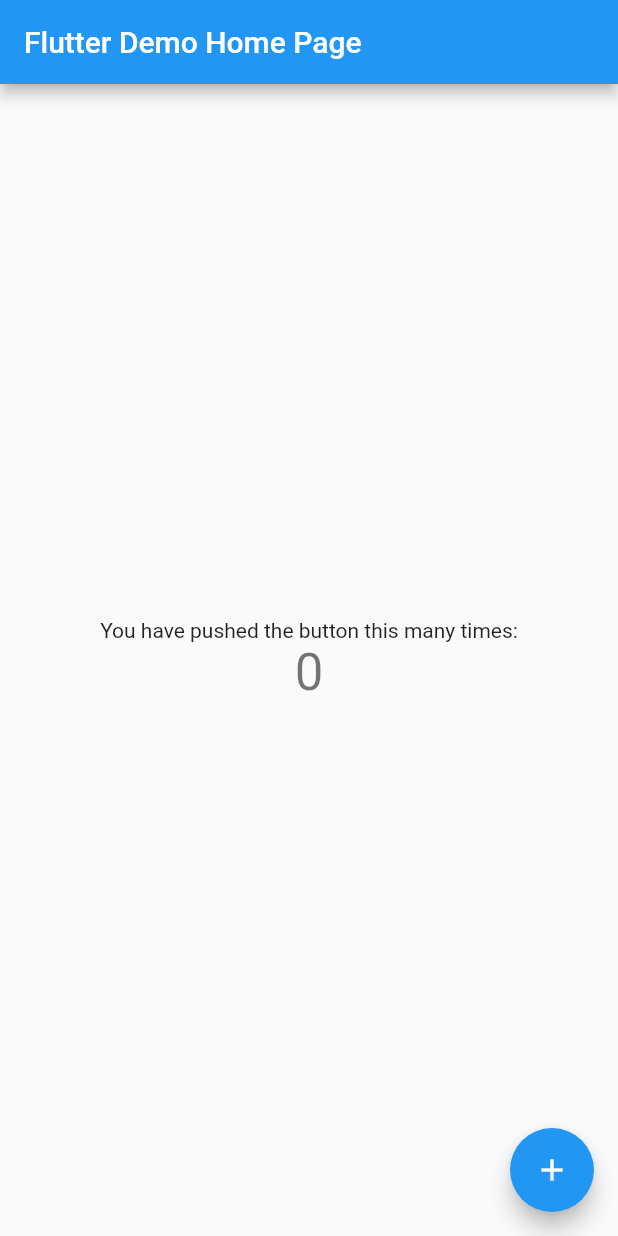
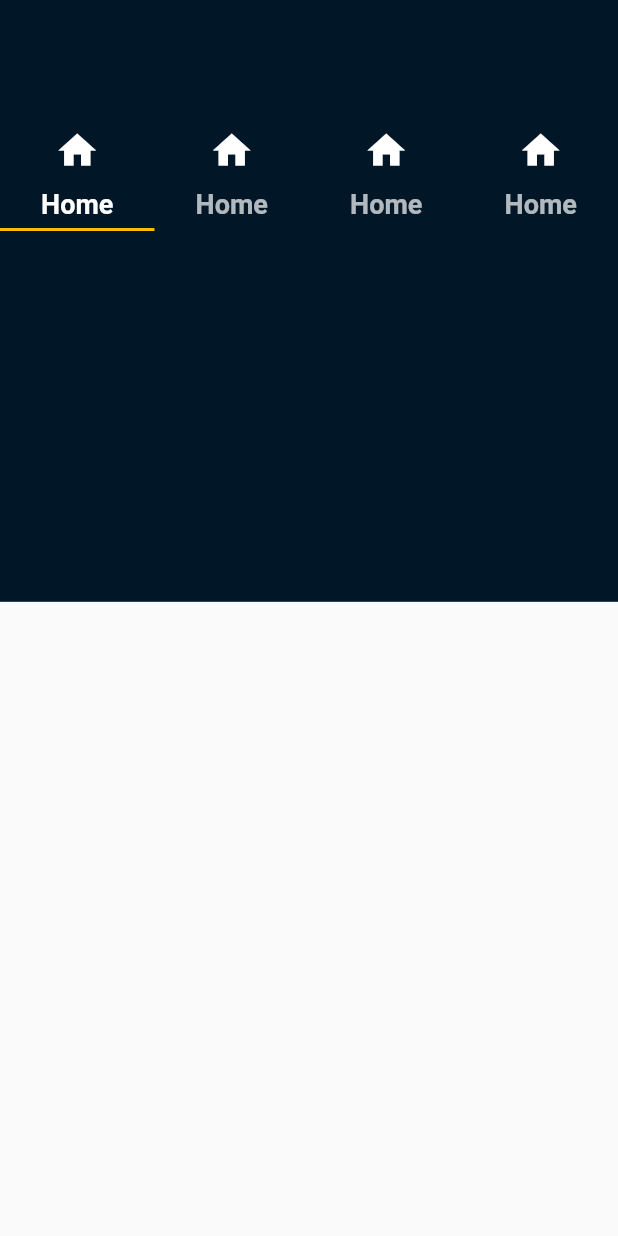
Before and after one commit to arifgea08/playme, a Flutter app: the screen it shows after launch, on a phone screen of 412 x 824 dp. Run offline on Flutter 3.47's test engine with Material 2 defaults, Android fonts, the phone set to English and light mode, and no system bars.

Commit message:
home page

```diff
--- /dev/null
+++ b/lib/homePage.dart
@@ -0,0 +1,56 @@
+import 'package:flutter/material.dart';
+import 'package:playme/ui/cons.dart';
+import 'package:playme/ui/homeScreen.dart';
+
+class HomePage extends StatefulWidget {
+  @override
+  _HomePageState createState() => _HomePageState();
+}
+
+class _HomePageState extends State<HomePage> {
+  @override
+  Widget build(BuildContext context) {
+    return Scaffold(
+      appBar: AppBar(
+          toolbarHeight: 80,
+          elevation: 0,
+          backgroundColor: Color(0xFF011627),
+          bottom: TabBar(
+            tabs: [
+              Tab(
+                icon: Icon(Icons.home, size: 30.0, color: texticonColor),
+                child:
+                    Text('Home', style: TextStyle(fontWeight: FontWeight.bold, fontSize: 18)),
+              ),
+
+              Tab(
+                icon: Icon(Icons.home, size: 30.0, color: texticonColor),
+                child:
+                    Text('Home', style: TextStyle(fontWeight: FontWeight.bold, fontSize: 18)),
+              ),
+
+              Tab(
+                icon: Icon(Icons.home, size: 30.0, color: texticonColor),
+                child:
+                    Text('Home', style: TextStyle(fontWeight: FontWeight.bold, fontSize: 18)),
+              ),
+
+              Tab(
+                icon: Icon(Icons.home, size: 30.0, color: texticonColor),
+                child:
+                    Text('Home', style: TextStyle(fontWeight: FontWeight.bold, fontSize: 18)),
+              ),
+            ],
+            indicatorColor: lineColor,
+          )),
+      body: TabBarView(
+        children: [
+          HomeScreen(),
+          Center(child: Text('myPage')),
+          Center(child: Text('myPage')),
+          Center(child: Text('myPage')),
+        ],
+      ),
+    );
+  }
+}
--- a/lib/main.dart
+++ b/lib/main.dart
@@ -1,117 +1,21 @@
 import 'package:flutter/material.dart';
+import 'package:playme/homePage.dart';
 
 void main() {
   runApp(MyApp());
 }
 
-class MyApp extends StatelessWidget {
-  // This widget is the root of your application.
+class MyApp extends StatefulWidget {
+  @override
+  _MyAppState createState() => _MyAppState();
+}
+
+class _MyAppState extends State<MyApp> {
   @override
   Widget build(BuildContext context) {
     return MaterialApp(
-      title: 'Flutter Demo',
-      theme: ThemeData(
-        // This is the theme of your application.
-        //
-        // Try running your application with "flutter run". You'll see the
-        // application has a blue toolbar. Then, without quitting the app, try
-        // changing the primarySwatch below to Colors.green and then invoke
-        // "hot reload" (press "r" in the console where you ran "flutter run",
-        // or simply save your changes to "hot reload" in a Flutter IDE).
-        // Notice that the counter didn't reset back to zero; the application
-        // is not restarted.
-        primarySwatch: Colors.blue,
-        // This makes the visual density adapt to the platform that you run
-        // the app on. For desktop platforms, the controls will be smaller and
-        // closer together (more dense) than on mobile platforms.
-        visualDensity: VisualDensity.adaptivePlatformDensity,
-      ),
-      home: MyHomePage(title: 'Flutter Demo Home Page'),
+      debugShowCheckedModeBanner: false,
+      home: DefaultTabController(length: 4, child: HomePage(),)
     );
   }
 }
-
-class MyHomePage extends StatefulWidget {
-  MyHomePage({Key key, this.title}) : super(key: key);
-
-  // This widget is the home page of your application. It is stateful, meaning
-  // that it has a State object (defined below) that contains fields that affect
-  // how it looks.
-
-  // This class is the configuration for the state. It holds the values (in this
-  // case the title) provided by the parent (in this case the App widget) and
-  // used by the build method of the State. Fields in a Widget subclass are
-  // always marked "final".
-
-  final String title;
-
-  @override
-  _MyHomePageState createState() => _MyHomePageState();
-}
-
-class _MyHomePageState extends State<MyHomePage> {
-  int _counter = 0;
-
-  void _incrementCounter() {
-    setState(() {
-      // This call to setState tells the Flutter framework that something has
-      // changed in this State, which causes it to rerun the build method below
-      // so that the display can reflect the updated values. If we changed
-      // _counter without calling setState(), then the build method would not be
-      // called again, and so nothing would appear to happen.
-      _counter++;
-    });
-  }
-
-  @override
-  Widget build(BuildContext context) {
-    // This method is rerun every time setState is called, for instance as done
-    // by the _incrementCounter method above.
-    //
-    // The Flutter framework has been optimized to make rerunning build methods
-    // fast, so that you can just rebuild anything that needs updating rather
-    // than having to individually change instances of widgets.
-    return Scaffold(
-      appBar: AppBar(
-        // Here we take the value from the MyHomePage object that was created by
-        // the App.build method, and use it to set our appbar title.
-        title: Text(widget.title),
-      ),
-      body: Center(
-        // Center is a layout widget. It takes a single child and positions it
-        // in the middle of the parent.
-        child: Column(
-          // Column is also a layout widget. It takes a list of children and
-          // arranges them vertically. By default, it sizes itself to fit its
-          // children horizontally, and tries to be as tall as its parent.
-          //
-          // Invoke "debug painting" (press "p" in the console, choose the
-          // "Toggle Debug Paint" action from the Flutter Inspector in Android
-          // Studio, or the "Toggle Debug Paint" command in Visual Studio Code)
-          // to see the wireframe for each widget.
-          //
-          // Column has various properties to control how it sizes itself and
-          // how it positions its children. Here we use mainAxisAlignment to
-          // center the children vertically; the main axis here is the vertical
-          // axis because Columns are vertical (the cross axis would be
-          // horizontal).
-          mainAxisAlignment: MainAxisAlignment.center,
-          children: <Widget>[
-            Text(
-              'You have pushed the button this many times:',
-            ),
-            Text(
-              '$_counter',
-              style: Theme.of(context).textTheme.headline4,
-            ),
-          ],
-        ),
-      ),
-      floatingActionButton: FloatingActionButton(
-        onPressed: _incrementCounter,
-        tooltip: 'Increment',
-        child: Icon(Icons.add),
-      ), // This trailing comma makes auto-formatting nicer for build methods.
-    );
-  }
-}
--- /dev/null
+++ b/lib/ui/cons.dart
@@ -0,0 +1,6 @@
+import 'package:flutter/material.dart';
+
+const bgColor = Color(0xFFffba08);
+const texticonColor = Colors.white;
+const lineColor = Color(0xFFffba08);
+//const bgColor = Color(0xFF2ec4b6);
--- /dev/null
+++ b/lib/ui/homeScreen.dart
@@ -0,0 +1,23 @@
+import 'package:flutter/material.dart';
+
+class HomeScreen extends StatefulWidget {
+  @override
+  _HomeScreenState createState() => _HomeScreenState();
+}
+
+class _HomeScreenState extends State<HomeScreen> {
+  @override
+  Widget build(BuildContext context) {
+
+    final size = MediaQuery.of(context).size;
+
+    return Stack(
+      children: [
+        Container(
+          height: MediaQuery.of(context).size.height*0.3,
+          color: Color(0xFF011627),
+        )
+      ],
+    );
+  }
+}
```
